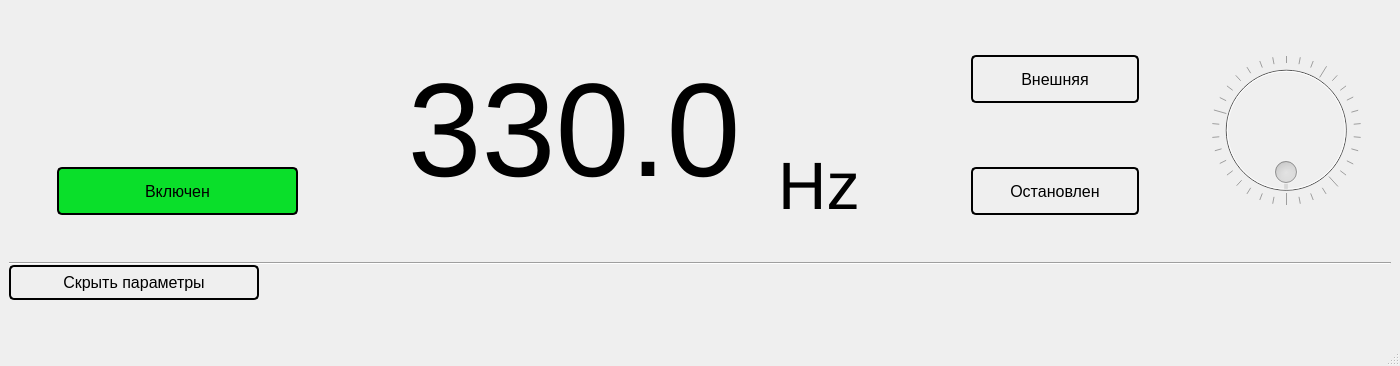
Before: the Qt Designer form mainwindow.ui in IlyaZh/FEDAL-gui, drawn with Qt 5.
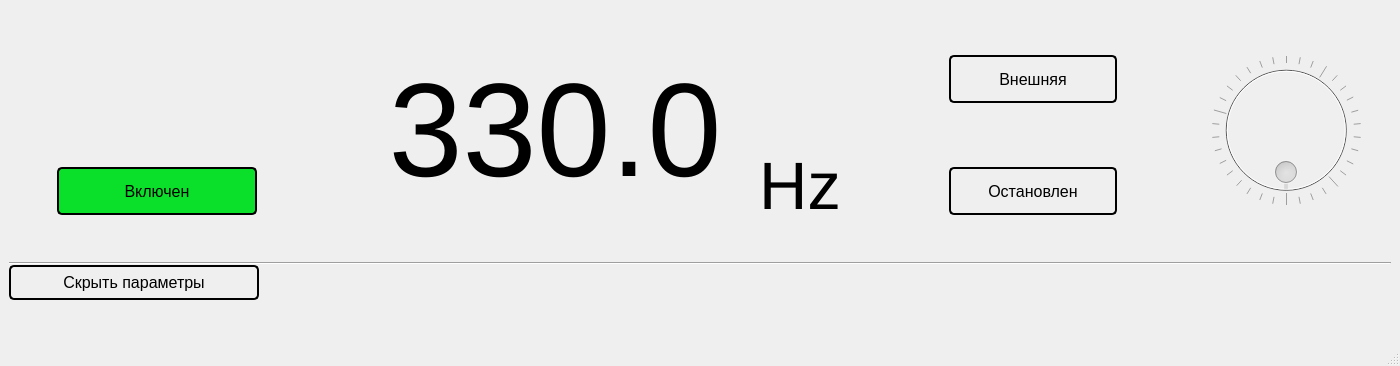
After: the same form once the commit is applied.

Commit message: Size and position of main window are saved automatically when user launch, close or move\\resize window

```diff
--- a/mainwindow.ui
+++ b/mainwindow.ui
@@ -297,7 +297,7 @@
           <enum>Qt::Horizontal</enum>
          </property>
          <property name="sizeType">
-          <enum>QSizePolicy::Maximum</enum>
+          <enum>QSizePolicy::Minimum</enum>
          </property>
          <property name="sizeHint" stdset="0">
           <size>
@@ -313,7 +313,7 @@
           <enum>Qt::Horizontal</enum>
          </property>
          <property name="sizeType">
-          <enum>QSizePolicy::Maximum</enum>
+          <enum>QSizePolicy::MinimumExpanding</enum>
          </property>
          <property name="sizeHint" stdset="0">
           <size>
@@ -345,7 +345,7 @@
           <enum>Qt::Horizontal</enum>
          </property>
          <property name="sizeType">
-          <enum>QSizePolicy::Maximum</enum>
+          <enum>QSizePolicy::MinimumExpanding</enum>
          </property>
          <property name="sizeHint" stdset="0">
           <size>
@@ -414,7 +414,7 @@
           <enum>Qt::Horizontal</enum>
          </property>
          <property name="sizeType">
-          <enum>QSizePolicy::Maximum</enum>
+          <enum>QSizePolicy::MinimumExpanding</enum>
          </property>
          <property name="sizeHint" stdset="0">
           <size>
```
The commit also changes 5 other files.
